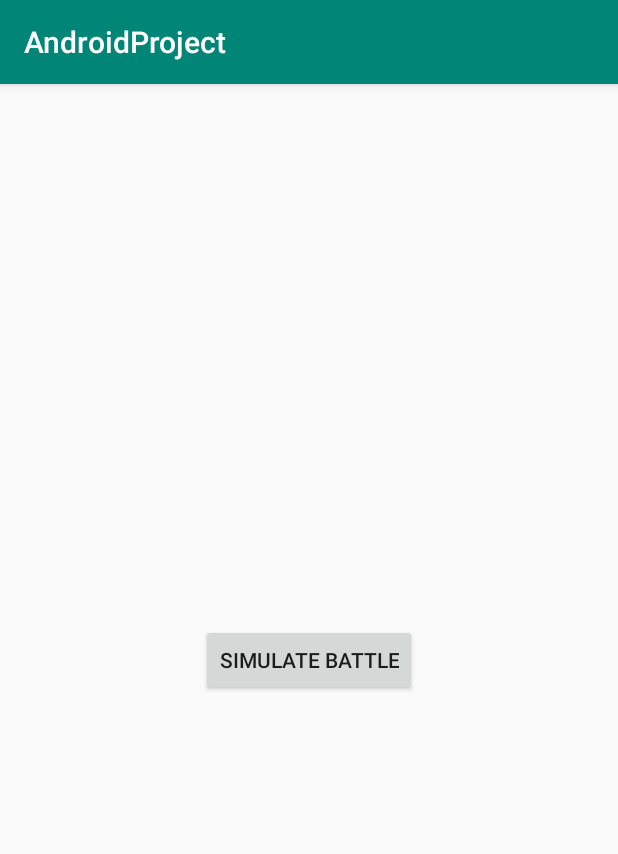
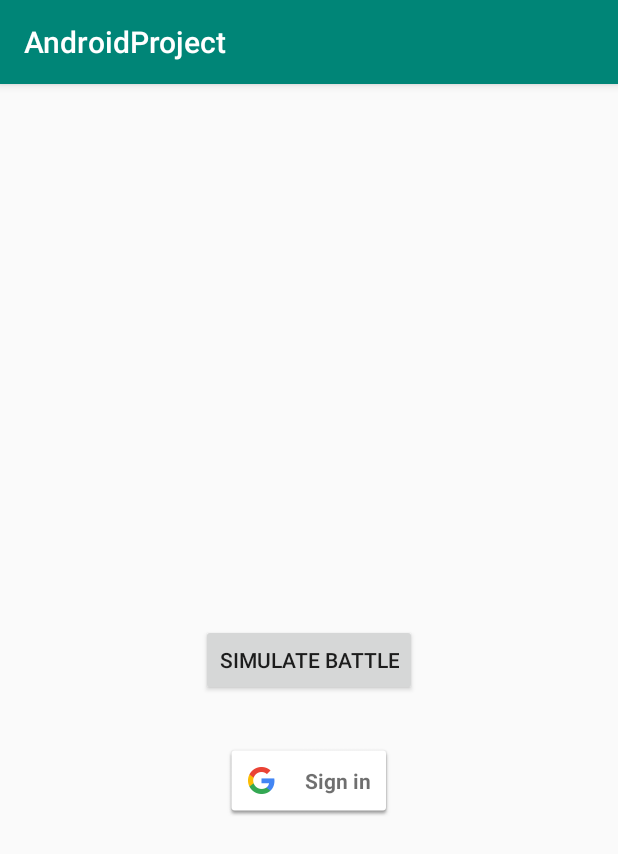
Before and after one commit to Subway-Prophet/AndroidProject, an Android app: the screen it shows after launch (GameActivity), on a phone screen of 412 x 824 dp. Shown: the top 854 px of the screen. Run offline under Robolectric (Android 15) with nearby library versions, the phone set to English and light mode, and no system bars; our stand-ins replace Firebase (no records; nobody signed in at launch, a user with empty details on screens opened directly); 2 statements that could not run were skipped.

Commit message:
quick signin Experiment

```diff
--- a/app/build.gradle
+++ b/app/build.gradle
@@ -24,6 +24,7 @@ dependencies {
     implementation 'com.android.support:appcompat-v7:28.0.0'
     implementation 'com.android.support.constraint:constraint-layout:1.1.3'
     implementation 'com.google.firebase:firebase-firestore:17.1.2'
+    implementation 'com.google.firebase:firebase-auth:16.0.5'
     testImplementation 'junit:junit:4.12'
     androidTestImplementation 'com.android.support.test:runner:1.0.2'
     androidTestImplementation 'com.android.support.test.espresso:espresso-core:3.0.2'
--- a/app/src/main/java/com/insufficientlight/androidproject/GameActivity.java
+++ b/app/src/main/java/com/insufficientlight/androidproject/GameActivity.java
@@ -7,15 +7,23 @@ import android.view.View;
 import android.widget.Button;
 import android.widget.TextView;
 
+import com.google.firebase.auth.FirebaseAuth;
+import com.google.firebase.auth.FirebaseUser;
+
 public class GameActivity extends AppCompatActivity
 {
     public static Button Bat;
+    public Button signInBut;
+    private FirebaseAuth mAuth;
 
     @Override
     protected void onCreate(Bundle savedInstanceState)
     {
         //Don't put stuff before the super.onCreate
         super.onCreate(savedInstanceState);
+
+        mAuth = FirebaseAuth.getInstance();
+
         setContentView(R.layout.activity_main);
         final Army army1 = new Army("Testville first company", 1,300, 100, 0 , 10 );
         final Army army2 = new Army("Testburg second legion", 2, 200, 100, 75, 25);
@@ -27,6 +35,7 @@ public class GameActivity extends AppCompatActivity
         final Unit cavalry = new Unit ("Cavalry", 5, 2, false);
         final Unit siegeWeapon = new Unit ("Ballista", 1, 3, true);
         Bat = findViewById(R.id.button);
+        signInBut = findViewById(R.id.signInButton);
 
         //CombatEngine.battleLoop( army1, army2);
 
@@ -63,6 +72,22 @@ public class GameActivity extends AppCompatActivity
                 }
             }**/
         });
+
+        signInBut.setOnClickListener(new View.OnClickListener() {
+            @Override
+            public void onClick(View view) {
+
+            }
+        });
     }
 
+    @Override
+    public void onStart() {
+        super.onStart();
+        // Check if user is signed in (non-null) and update UI accordingly.
+        FirebaseUser currentUser = mAuth.getCurrentUser();
+        //updateUI(currentUser);
+    }
+
+
 }
--- a/app/src/main/res/layout/activity_main.xml
+++ b/app/src/main/res/layout/activity_main.xml
@@ -19,4 +19,16 @@
         app:layout_constraintEnd_toEndOf="parent"
         app:layout_constraintStart_toStartOf="parent"
         app:layout_constraintTop_toTopOf="parent" />
+
+    <com.google.android.gms.common.SignInButton
+        android:id="@+id/signInButton"
+        android:layout_width="wrap_content"
+        android:layout_height="wrap_content"
+        android:layout_marginStart="8dp"
+        android:layout_marginTop="32dp"
+        android:layout_marginEnd="8dp"
+        android:text="Button"
+        app:layout_constraintEnd_toEndOf="parent"
+        app:layout_constraintStart_toStartOf="parent"
+        app:layout_constraintTop_toBottomOf="@+id/button" />
 </android.support.constraint.ConstraintLayout>
```
Also changed, not shown: app/src/main/java/com/insufficientlight/androidproject/BattleActivity.java (+14 -56 lines).
